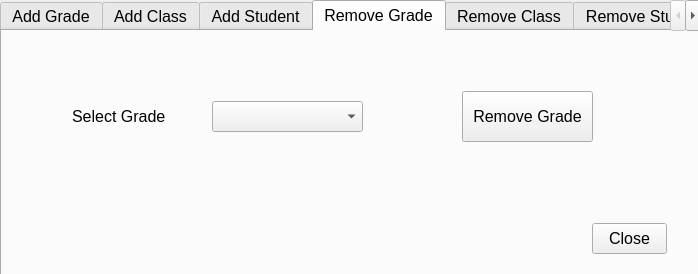
The window that manageclasses.ui (dkithmal/BinduProjectTeacher) describes before a commit, drawn with Qt 5.
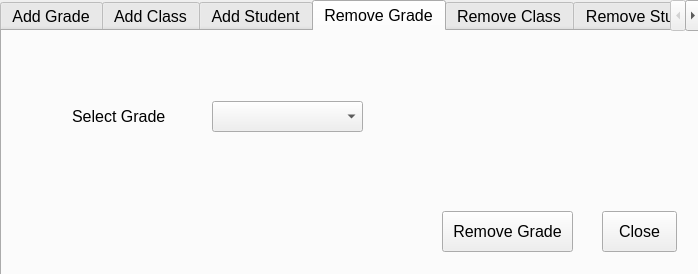
The same window after the commit. The open tabs and pages were chosen to show the change.

Patch:
```diff
--- a/manageclasses.ui
+++ b/manageclasses.ui
@@ -314,10 +314,10 @@
     <widget class="QPushButton" name="pBRemoveGrade">
      <property name="geometry">
       <rect>
-       <x>460</x>
-       <y>60</y>
+       <x>440</x>
+       <y>180</y>
        <width>131</width>
-       <height>51</height>
+       <height>41</height>
       </rect>
      </property>
      <property name="text">
@@ -327,10 +327,10 @@
     <widget class="QPushButton" name="pBClose_4">
      <property name="geometry">
       <rect>
-       <x>590</x>
-       <y>192</y>
+       <x>600</x>
+       <y>180</y>
        <width>75</width>
-       <height>31</height>
+       <height>41</height>
       </rect>
      </property>
      <property name="text">
```
Left out of the diff: 42 changed lines with no effect on the pictures.
